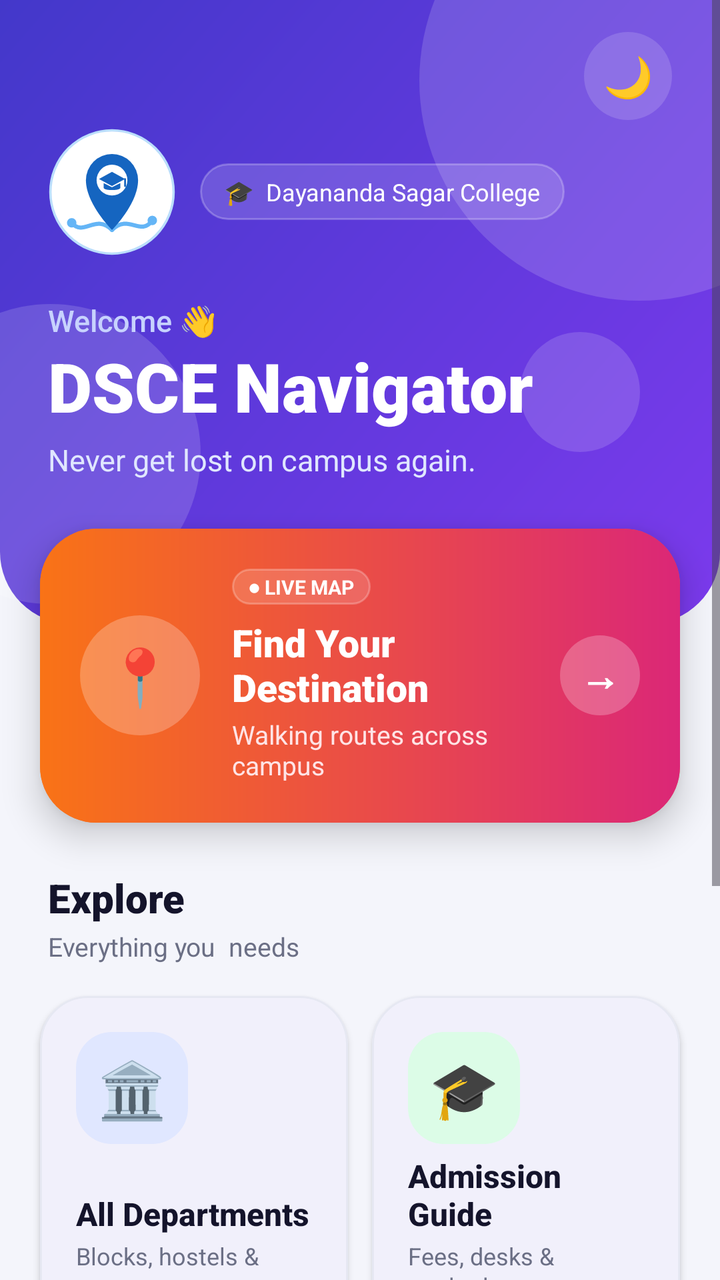
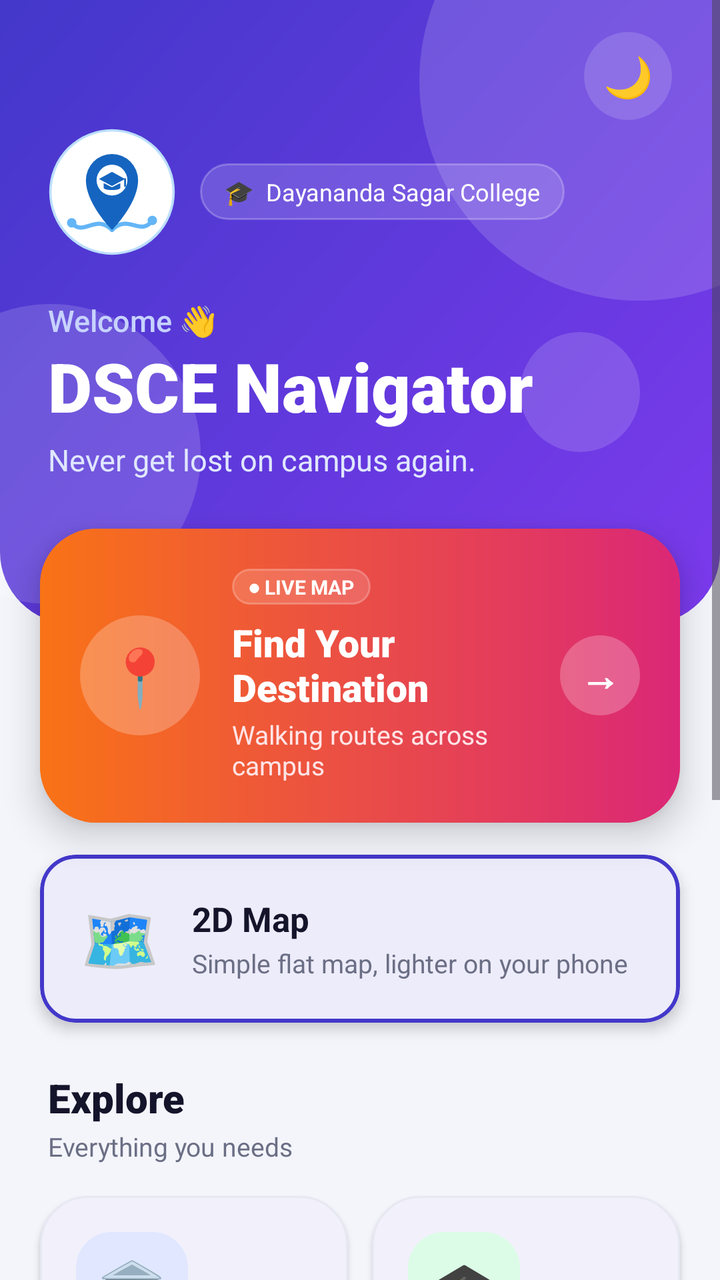

Before-and-after screenshots of an Android layout around one commit, followed by the original layout XML and the change that was made.
<!-- AndroidManifest.xml: application theme Theme.DSCENavigator -->
<!-- res/layout/activity_home.xml -->
<?xml version="1.0" encoding="utf-8"?>
<ScrollView xmlns:android="http://schemas.android.com/apk/res/android"
    xmlns:app="http://schemas.android.com/apk/res-auto"
    android:layout_width="match_parent"
    android:layout_height="match_parent"
    android:background="@color/app_background"
    android:fillViewport="true"
    android:overScrollMode="never">

    <LinearLayout
        android:layout_width="match_parent"
        android:layout_height="wrap_content"
        android:orientation="vertical">

        
        <FrameLayout
            android:layout_width="match_parent"
            android:layout_height="wrap_content"
            android:background="@drawable/bg_header"
            android:clipChildren="true"
            android:fitsSystemWindows="true">

            <View
                android:layout_width="220dp"
                android:layout_height="220dp"
                android:layout_gravity="top|end"
                android:layout_marginTop="-70dp"
                android:layout_marginEnd="-70dp"
                android:background="@drawable/bg_circle_glass" />

            <View
                android:layout_width="150dp"
                android:layout_height="150dp"
                android:layout_gravity="bottom|start"
                android:layout_marginStart="-50dp"
                android:layout_marginBottom="10dp"
                android:background="@drawable/bg_circle_glass" />

            <View
                android:layout_width="60dp"
                android:layout_height="60dp"
                android:layout_gravity="center_vertical|end"
                android:layout_marginTop="40dp"
                android:layout_marginEnd="40dp"
                android:background="@drawable/bg_circle_glass" />

            <LinearLayout
                android:layout_width="match_parent"
                android:layout_height="wrap_content"
                android:orientation="vertical"
                android:paddingStart="24dp"
                android:paddingTop="16dp"
                android:paddingEnd="24dp"
                android:paddingBottom="72dp">

                <LinearLayout
                    android:layout_width="match_parent"
                    android:layout_height="wrap_content"
                    android:gravity="center_vertical"
                    android:orientation="horizontal">

                    <View
                        android:layout_width="0dp"
                        android:layout_height="1dp"
                        android:layout_weight="1" />

                    <TextView
                        android:id="@+id/btnTheme"
                        android:layout_width="44dp"
                        android:layout_height="44dp"
                        android:background="@drawable/bg_button_glass"
                        android:clickable="true"
                        android:contentDescription="Toggle dark mode"
                        android:focusable="true"
                        android:gravity="center"
                        android:text="🌙"
                        android:textSize="20sp" />
                </LinearLayout>

                <LinearLayout
                    android:layout_width="wrap_content"
                    android:layout_height="wrap_content"
                    android:layout_marginTop="4dp"
                    android:gravity="center_vertical"
                    android:orientation="horizontal">

                    <ImageView
                        android:layout_width="64dp"
                        android:layout_height="64dp"
                        android:contentDescription="DSCE Navigator logo"
                        android:src="@drawable/ic_logo" />

                    <TextView
                        android:layout_width="wrap_content"
                        android:layout_height="wrap_content"
                        android:layout_marginStart="12dp"
                        android:background="@drawable/bg_chip_glass"
                        android:paddingStart="12dp"
                        android:paddingTop="6dp"
                        android:paddingEnd="12dp"
                        android:paddingBottom="6dp"
                        android:text="🎓  Dayananda Sagar College"
                        android:textColor="#FFFFFF"
                        android:textSize="12sp" />
                </LinearLayout>

                <TextView
                    android:id="@+id/tvGreeting"
                    android:layout_width="wrap_content"
                    android:layout_height="wrap_content"
                    android:layout_marginTop="22dp"
                    android:fontFamily="sans-serif-medium"
                    android:text="Welcome 👋"
                    android:textColor="#C7D2FE"
                    android:textSize="15sp" />

                <TextView
                    android:layout_width="wrap_content"
                    android:layout_height="wrap_content"
                    android:fontFamily="sans-serif-black"
                    android:text="DSCE Navigator"
                    android:textColor="#FFFFFF"
                    android:textSize="34sp" />

                <TextView
                    android:layout_width="wrap_content"
                    android:layout_height="wrap_content"
                    android:layout_marginTop="4dp"
                    android:text="Never get lost on campus again."
                    android:textColor="#E0E7FF"
                    android:textSize="15sp" />
            </LinearLayout>
        </FrameLayout>

        
        <com.google.android.material.card.MaterialCardView
            android:id="@+id/cardFind"
            android:layout_width="match_parent"
            android:layout_height="wrap_content"
            android:layout_marginStart="20dp"
            android:layout_marginTop="-48dp"
            android:layout_marginEnd="20dp"
            android:clickable="true"
            android:focusable="true"
            app:cardBackgroundColor="@color/hero_start"
            app:cardCornerRadius="28dp"
            app:cardElevation="10dp"
            app:strokeWidth="0dp">

            <LinearLayout
                android:layout_width="match_parent"
                android:layout_height="wrap_content"
                android:background="@drawable/bg_hero"
                android:gravity="center_vertical"
                android:orientation="horizontal"
                android:padding="20dp">

                <TextView
                    android:layout_width="60dp"
                    android:layout_height="60dp"
                    android:background="@drawable/bg_circle_glass_strong"
                    android:gravity="center"
                    android:text="📍"
                    android:textSize="28sp" />

                <LinearLayout
                    android:layout_width="0dp"
                    android:layout_height="wrap_content"
                    android:layout_marginStart="16dp"
                    android:layout_weight="1"
                    android:orientation="vertical">

                    <TextView
                        android:layout_width="wrap_content"
                        android:layout_height="wrap_content"
                        android:background="@drawable/bg_chip_glass"
                        android:paddingStart="8dp"
                        android:paddingTop="2dp"
                        android:paddingEnd="8dp"
                        android:paddingBottom="2dp"
                        android:text="● LIVE MAP"
                        android:textColor="#FFFFFF"
                        android:textSize="10sp"
                        android:textStyle="bold" />

                    <TextView
                        android:layout_width="wrap_content"
                        android:layout_height="wrap_content"
                        android:layout_marginTop="6dp"
                        android:fontFamily="sans-serif-black"
                        android:text="Find Your Destination"
                        android:textColor="#FFFFFF"
                        android:textSize="19sp" />

                    <TextView
                        android:layout_width="wrap_content"
                        android:layout_height="wrap_content"
                        android:layout_marginTop="2dp"
                        android:text="Walking routes across campus"
                        android:textColor="#FFE4E6"
                        android:textSize="13sp" />
                </LinearLayout>

                <TextView
                    android:layout_width="40dp"
                    android:layout_height="40dp"
                    android:background="@drawable/bg_circle_glass_strong"
                    android:gravity="center"
                    android:text="→"
                    android:textColor="#FFFFFF"
                    android:textSize="20sp"
                    android:textStyle="bold" />
            </LinearLayout>
        </com.google.android.material.card.MaterialCardView>



















































        
        <TextView
            android:layout_width="wrap_content"
            android:layout_height="wrap_content"
            android:layout_marginStart="24dp"
            android:layout_marginTop="24dp"
            android:fontFamily="sans-serif-black"
            android:text="Explore"
            android:textColor="@color/app_text"
            android:textSize="20sp" />

        <TextView
            android:layout_width="wrap_content"
            android:layout_height="wrap_content"
            android:layout_marginStart="24dp"
            android:layout_marginTop="2dp"
            android:text="Everything you  needs"
            android:textColor="@color/app_text_secondary"
            android:textSize="13sp" />

        
        <LinearLayout
            android:layout_width="match_parent"
            android:layout_height="wrap_content"
            android:layout_marginStart="14dp"
            android:layout_marginTop="10dp"
            android:layout_marginEnd="14dp"
            android:orientation="horizontal">

            <com.google.android.material.card.MaterialCardView
                android:id="@+id/cardDepartments"
                android:layout_width="0dp"
                android:layout_height="170dp"
                android:layout_margin="6dp"
                android:layout_weight="1"
                android:clickable="true"
                android:focusable="true"
                app:cardBackgroundColor="@color/app_card"
                app:cardCornerRadius="24dp"
                app:cardElevation="2dp"
                app:strokeColor="@color/card_stroke"
                app:strokeWidth="1dp">

                <LinearLayout
                    android:layout_width="match_parent"
                    android:layout_height="match_parent"
                    android:orientation="vertical"
                    android:padding="18dp">

                    <TextView
                        android:layout_width="56dp"
                        android:layout_height="56dp"
                        android:background="@drawable/bg_icon_blue"
                        android:gravity="center"
                        android:text="🏛️"
                        android:textSize="28sp" />

                    <View
                        android:layout_width="match_parent"
                        android:layout_height="0dp"
                        android:layout_weight="1" />

                    <TextView
                        android:layout_width="wrap_content"
                        android:layout_height="wrap_content"
                        android:fontFamily="sans-serif-medium"
                        android:text="All Departments"
                        android:textColor="@color/app_text"
                        android:textSize="16sp"
                        android:textStyle="bold" />

                    <TextView
                        android:layout_width="wrap_content"
                        android:layout_height="wrap_content"
                        android:layout_marginTop="2dp"
                        android:text="Blocks, hostels &amp; more"
                        android:textColor="@color/app_text_secondary"
                        android:textSize="12sp" />
                </LinearLayout>
            </com.google.android.material.card.MaterialCardView>

            <com.google.android.material.card.MaterialCardView
                android:id="@+id/cardAdmission"
                android:layout_width="0dp"
                android:layout_height="170dp"
                android:layout_margin="6dp"
                android:layout_weight="1"
                android:clickable="true"
                android:focusable="true"
                app:cardBackgroundColor="@color/app_card"
                app:cardCornerRadius="24dp"
                app:cardElevation="2dp"
                app:strokeColor="@color/card_stroke"
                app:strokeWidth="1dp">

                <LinearLayout
                    android:layout_width="match_parent"
                    android:layout_height="match_parent"
                    android:orientation="vertical"
                    android:padding="18dp">

                    <TextView
                        android:layout_width="56dp"
                        android:layout_height="56dp"
                        android:background="@drawable/bg_icon_green"
                        android:gravity="center"
                        android:text="🎓"
                        android:textSize="28sp" />

                    <View
                        android:layout_width="match_parent"
                        android:layout_height="0dp"
                        android:layout_weight="1" />

                    <TextView
                        android:layout_width="wrap_content"
                        android:layout_height="wrap_content"
                        android:fontFamily="sans-serif-medium"
                        android:text="Admission Guide"
                        android:textColor="@color/app_text"
                        android:textSize="16sp"
                        android:textStyle="bold" />

                    <TextView
                        android:layout_width="wrap_content"
                        android:layout_height="wrap_content"
                        android:layout_marginTop="2dp"
                        android:text="Fees, desks &amp; contacts"
                        android:textColor="@color/app_text_secondary"
                        android:textSize="12sp" />
                </LinearLayout>
            </com.google.android.material.card.MaterialCardView>
        </LinearLayout>

        
        <LinearLayout
            android:layout_width="match_parent"
            android:layout_height="wrap_content"
            android:layout_marginStart="14dp"
            android:layout_marginEnd="14dp"
            android:orientation="horizontal">

            <com.google.android.material.card.MaterialCardView
                android:id="@+id/cardReport"
                android:layout_width="0dp"
                android:layout_height="170dp"
                android:layout_margin="6dp"
                android:layout_weight="1"
                android:clickable="true"
                android:focusable="true"
                app:cardBackgroundColor="@color/app_card"
                app:cardCornerRadius="24dp"
                app:cardElevation="2dp"
                app:strokeColor="@color/card_stroke"
                app:strokeWidth="1dp">

                <LinearLayout
                    android:layout_width="match_parent"
                    android:layout_height="match_parent"
                    android:orientation="vertical"
                    android:padding="18dp">

                    <TextView
                        android:layout_width="56dp"
                        android:layout_height="56dp"
                        android:background="@drawable/bg_icon_orange"
                        android:gravity="center"
                        android:text="🚩"
                        android:textSize="28sp" />

                    <View
                        android:layout_width="match_parent"
                        android:layout_height="0dp"
                        android:layout_weight="1" />

                    <TextView
                        android:layout_width="wrap_content"
                        android:layout_height="wrap_content"
                        android:fontFamily="sans-serif-medium"
                        android:text="Report Issue"
                        android:textColor="@color/app_text"
                        android:textSize="16sp"
                        android:textStyle="bold" />

                    <TextView
                        android:layout_width="wrap_content"
                        android:layout_height="wrap_content"
                        android:layout_marginTop="2dp"
                        android:text="Wrong pin? Tell us"
                        android:textColor="@color/app_text_secondary"
                        android:textSize="12sp" />
                </LinearLayout>
            </com.google.android.material.card.MaterialCardView>

            <com.google.android.material.card.MaterialCardView
                android:id="@+id/cardAbout"
                android:layout_width="0dp"
                android:layout_height="170dp"
                android:layout_margin="6dp"
                android:layout_weight="1"
                android:clickable="true"
                android:focusable="true"
                app:cardBackgroundColor="@color/app_card"
                app:cardCornerRadius="24dp"
                app:cardElevation="2dp"
                app:strokeColor="@color/card_stroke"
                app:strokeWidth="1dp">

                <LinearLayout
                    android:layout_width="match_parent"
                    android:layout_height="match_parent"
                    android:orientation="vertical"
                    android:padding="18dp">

                    <TextView
                        android:layout_width="56dp"
                        android:layout_height="56dp"
                        android:background="@drawable/bg_icon_pink"
                        android:gravity="center"
                        android:text="ℹ️"
                        android:textSize="28sp" />

                    <View
                        android:layout_width="match_parent"
                        android:layout_height="0dp"
                        android:layout_weight="1" />

                    <TextView
                        android:layout_width="wrap_content"
                        android:layout_height="wrap_content"
                        android:fontFamily="sans-serif-medium"
                        android:text="About"
                        android:textColor="@color/app_text"
                        android:textSize="16sp"
                        android:textStyle="bold" />

                    <TextView
                        android:layout_width="wrap_content"
                        android:layout_height="wrap_content"
                        android:layout_marginTop="2dp"
                        android:text="Team &amp; SDG goals"
                        android:textColor="@color/app_text_secondary"
                        android:textSize="12sp" />
                </LinearLayout>
            </com.google.android.material.card.MaterialCardView>
        </LinearLayout>

        
        <TextView
            android:layout_width="match_parent"
            android:layout_height="wrap_content"
            android:gravity="center"
            android:paddingTop="20dp"
            android:paddingBottom="32dp"
            android:text="Made with ❤️ by DSCE CSE Students"
            android:textColor="@color/app_text_secondary"
            android:textSize="12sp" />
    </LinearLayout>
</ScrollView>
<!-- resources referenced by this layout -->
<resources>
  <color name="app_background">#F4F5FB</color>
  <color name="app_card">#FFFFFF</color>
  <color name="app_text">#14142B</color>
  <color name="app_text_secondary">#6B6F85</color>
  <color name="card_stroke">#E6E8F2</color>
  <color name="hero_start">#F97316</color>
  <!-- drawable bg_button_glass (drawable) -->
  <?xml version="1.0" encoding="utf-8"?>
  <ripple xmlns:android="http://schemas.android.com/apk/res/android"
      android:color="#40FFFFFF">
      <item android:drawable="@drawable/bg_circle_glass" />
  </ripple>
  <!-- drawable bg_chip_glass (drawable) -->
  <?xml version="1.0" encoding="utf-8"?>
  <shape xmlns:android="http://schemas.android.com/apk/res/android" android:shape="rectangle">
      <solid android:color="@color/glass" />
      <stroke android:width="1dp" android:color="@color/glass_strong" />
      <corners android:radius="20dp" />
  </shape>
  <!-- drawable bg_circle_glass (drawable) -->
  <?xml version="1.0" encoding="utf-8"?>
  <shape xmlns:android="http://schemas.android.com/apk/res/android" android:shape="oval">
      <solid android:color="@color/glass" />
  </shape>
  <!-- drawable bg_circle_glass_strong (drawable) -->
  <?xml version="1.0" encoding="utf-8"?>
  <shape xmlns:android="http://schemas.android.com/apk/res/android" android:shape="oval">
      <solid android:color="@color/glass_strong" />
  </shape>
  <!-- drawable bg_header (drawable) -->
  <?xml version="1.0" encoding="utf-8"?>
  <shape xmlns:android="http://schemas.android.com/apk/res/android" android:shape="rectangle">
      <gradient
          android:angle="315"
          android:endColor="@color/header_end"
          android:startColor="@color/header_start"
          android:type="linear" />
      <corners
          android:bottomLeftRadius="36dp"
          android:bottomRightRadius="36dp" />
  </shape>
  <!-- drawable bg_hero (drawable) -->
  <?xml version="1.0" encoding="utf-8"?>
  <shape xmlns:android="http://schemas.android.com/apk/res/android" android:shape="rectangle">
      <gradient
          android:angle="0"
          android:endColor="@color/hero_end"
          android:startColor="@color/hero_start"
          android:type="linear" />
  </shape>
  <!-- drawable bg_icon_blue (drawable) -->
  <?xml version="1.0" encoding="utf-8"?>
  <shape xmlns:android="http://schemas.android.com/apk/res/android" android:shape="rectangle">
      <solid android:color="@color/tint_blue_bg" />
      <corners android:radius="18dp" />
  </shape>
  <!-- drawable bg_icon_green (drawable) -->
  <?xml version="1.0" encoding="utf-8"?>
  <shape xmlns:android="http://schemas.android.com/apk/res/android" android:shape="rectangle">
      <solid android:color="@color/tint_green_bg" />
      <corners android:radius="18dp" />
  </shape>
  <!-- drawable bg_icon_orange (drawable) -->
  <?xml version="1.0" encoding="utf-8"?>
  <shape xmlns:android="http://schemas.android.com/apk/res/android" android:shape="rectangle">
      <solid android:color="@color/tint_orange_bg" />
      <corners android:radius="18dp" />
  </shape>
  <!-- drawable bg_icon_pink (drawable) -->
  <?xml version="1.0" encoding="utf-8"?>
  <shape xmlns:android="http://schemas.android.com/apk/res/android" android:shape="rectangle">
      <solid android:color="@color/tint_pink_bg" />
      <corners android:radius="18dp" />
  </shape>
  <style name="Theme.DSCENavigator" parent="Base.Theme.DSCENavigator" />
  <color name="glass">#26FFFFFF</color>
  <color name="glass_strong">#3DFFFFFF</color>
  <color name="header_end">#7C3AED</color>
  <color name="header_start">#4338CA</color>
  <color name="hero_end">#DB2777</color>
  <color name="tint_blue_bg">#E0E7FF</color>
  <color name="tint_green_bg">#DCFCE7</color>
  <color name="tint_orange_bg">#FFEDD5</color>
  <color name="tint_pink_bg">#FCE7F3</color>
  <color name="app_primary">#4338CA</color>
  <color name="white">#FFFFFFFF</color>
  <!-- unchanged entries left out for length: 2 -->
</resources>

<!-- the commit's change to res/layout/activity_home.xml (unified diff, before → after) -->
@@ -214,54 +214,60 @@
         </com.google.android.material.card.MaterialCardView>
 
 
-
-
-
-
-
-
-
-
-
-
-
-
-
-
-
-
-
-
-
-
-
-
-
-
-
-
-
-
-
-
-
-
-
-
-
-
-
-
-
-
-
-
-
-
-
-
-
-
+        
+        <com.google.android.material.card.MaterialCardView
+            android:id="@+id/cardMap2d"
+            android:layout_width="match_parent"
+            android:layout_height="84dp"
+            android:layout_marginStart="20dp"
+            android:layout_marginTop="16dp"
+            android:layout_marginEnd="20dp"
+            android:clickable="true"
+            android:focusable="true"
+            app:cardBackgroundColor="@color/app_card"
+            app:cardCornerRadius="18dp"
+            app:cardElevation="4dp"
+            app:strokeColor="@color/app_primary"
+            app:strokeWidth="2dp">
+
+            <LinearLayout
+                android:layout_width="match_parent"
+                android:layout_height="match_parent"
+                android:gravity="center_vertical"
+                android:orientation="horizontal"
+                android:paddingStart="20dp"
+                android:paddingEnd="20dp">
+
+                <TextView
+                    android:layout_width="wrap_content"
+                    android:layout_height="wrap_content"
+                    android:text="🗺️"
+                    android:textSize="32sp" />
+
+                <LinearLayout
+                    android:layout_width="wrap_content"
+                    android:layout_height="wrap_content"
+                    android:layout_marginStart="16dp"
+                    android:orientation="vertical">
+
+                    <TextView
+                        android:layout_width="wrap_content"
+                        android:layout_height="wrap_content"
+                        android:text="2D Map"
+                        android:textColor="@color/app_text"
+                        android:textSize="17sp"
+                        android:textStyle="bold" />
+
+                    <TextView
+                        android:layout_width="wrap_content"
+                        android:layout_height="wrap_content"
+                        android:layout_marginTop="2dp"
+                        android:text="Simple flat map, lighter on your phone"
+                        android:textColor="@color/app_text_secondary"
+                        android:textSize="13sp" />
+                </LinearLayout>
+            </LinearLayout>
+        </com.google.android.material.card.MaterialCardView>
 
         
         <TextView
@@ -279,9 +285,11 @@
             android:layout_height="wrap_content"
             android:layout_marginStart="24dp"
             android:layout_marginTop="2dp"
-            android:text="Everything you  needs"
+            android:text="Everything you needs"
             android:textColor="@color/app_text_secondary"
             android:textSize="13sp" />
+
+
 
         
         <LinearLayout
@@ -454,6 +462,8 @@
                         android:text="Wrong pin? Tell us"
                         android:textColor="@color/app_text_secondary"
                         android:textSize="12sp" />
+
+
                 </LinearLayout>
             </com.google.android.material.card.MaterialCardView>
 
